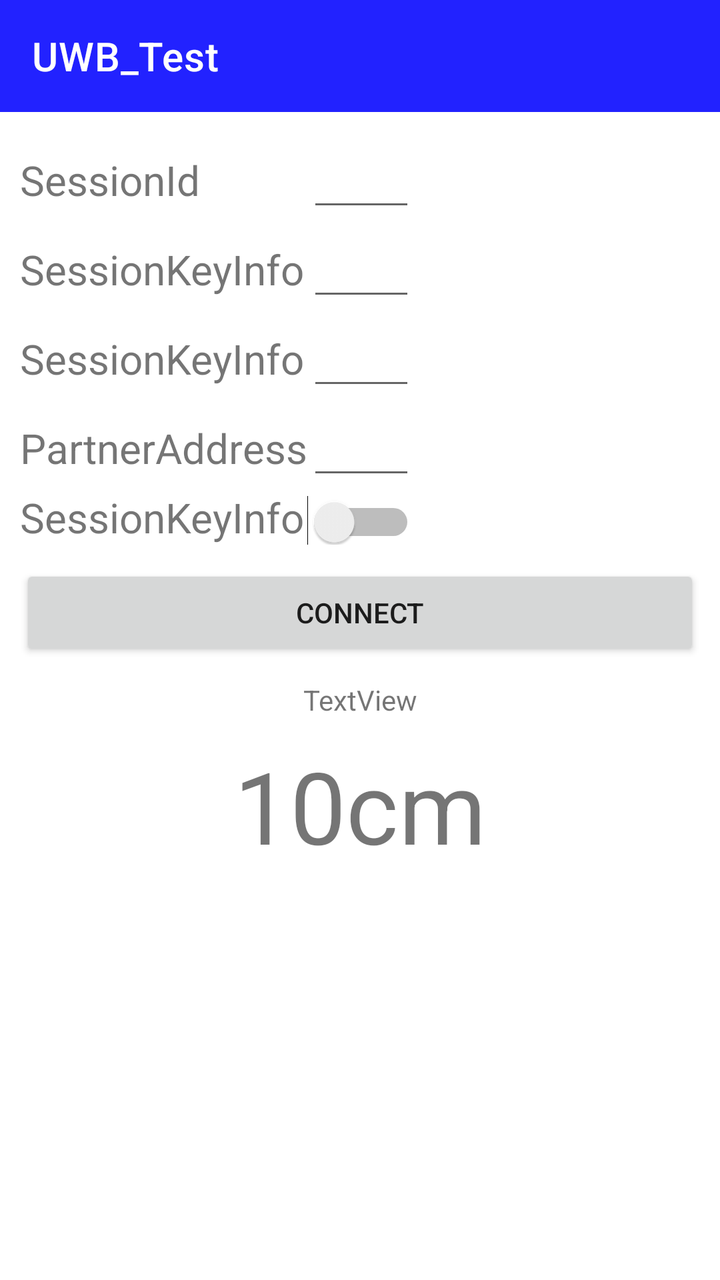
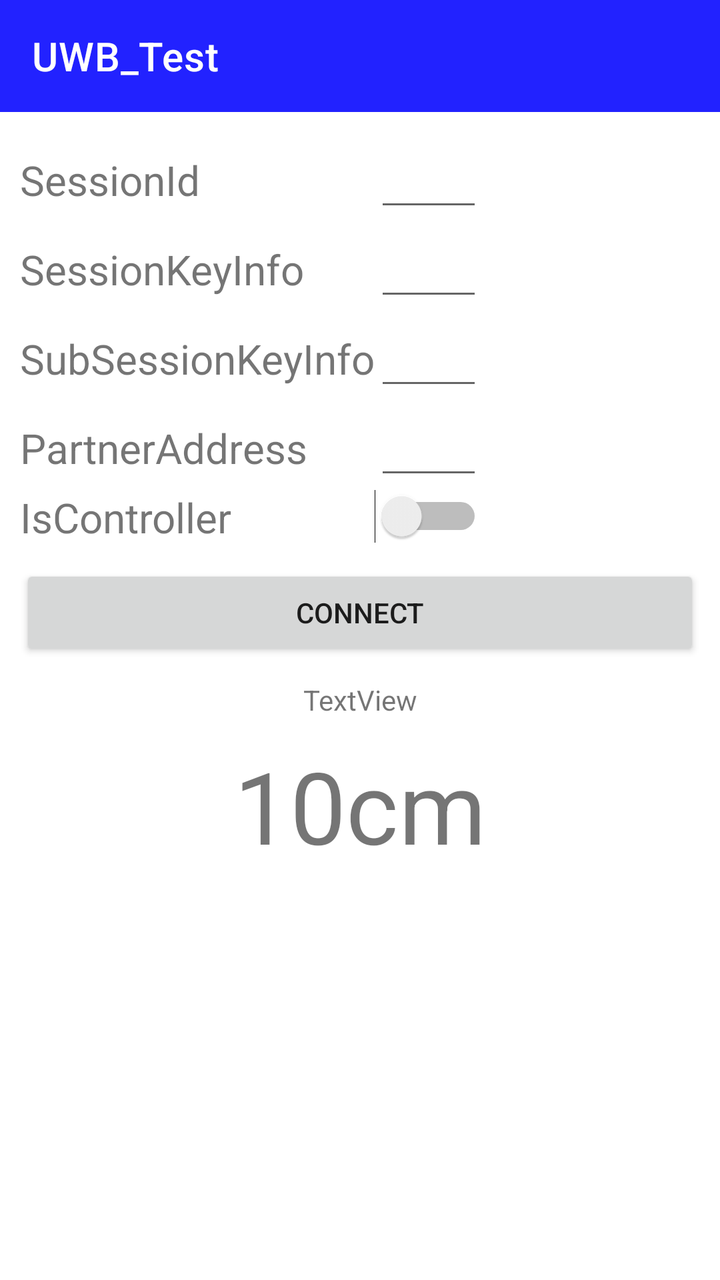

An Android layout rendered at two revisions. The XML below is the earlier revision; the diff shows what the commit changed to produce the second picture.
<!-- AndroidManifest.xml: activity theme Theme.UWB_Test.NoActionBar -->
<!-- res/layout/activity_main.xml -->
<?xml version="1.0" encoding="utf-8"?>
<androidx.coordinatorlayout.widget.CoordinatorLayout xmlns:android="http://schemas.android.com/apk/res/android"
    xmlns:app="http://schemas.android.com/apk/res-auto"
    xmlns:tools="http://schemas.android.com/tools"
    android:layout_width="match_parent"
    android:layout_height="match_parent"
    tools:context=".MainActivity">


    <androidx.constraintlayout.widget.ConstraintLayout
        android:id="@+id/constraintLayout"
        android:layout_width="match_parent"
        android:layout_height="match_parent">

        <com.google.android.material.appbar.AppBarLayout
            android:id="@+id/bar"
            android:layout_width="match_parent"
            android:layout_height="wrap_content"


            android:theme="@style/Theme.UWB_Test.AppBarOverlay"
            app:layout_constraintStart_toStartOf="parent"
            app:layout_constraintTop_toTopOf="parent">

            <androidx.appcompat.widget.Toolbar
                android:id="@+id/toolbar"
                android:layout_width="match_parent"
                android:layout_height="?attr/actionBarSize"
                android:background="?attr/colorPrimary"
                app:popupTheme="@style/Theme.UWB_Test.PopupOverlay"
                app:title="UWB_Test" />

        </com.google.android.material.appbar.AppBarLayout>

        <TableLayout
            android:id="@+id/tableLayout"
            android:layout_width="match_parent"
            android:layout_height="wrap_content"
            android:layout_marginStart="10dp"
            android:layout_marginTop="10dp"
            android:layout_marginEnd="10dp"
            app:layout_constraintEnd_toEndOf="parent"
            app:layout_constraintStart_toStartOf="parent"
            app:layout_constraintTop_toBottomOf="@+id/bar">


            <TableRow
                android:layout_width="match_parent"
                android:layout_height="match_parent">

                <TextView
                    android:id="@+id/tvSessionId"
                    android:layout_width="wrap_content"
                    android:layout_height="wrap_content"
                    android:text="SessionId"
                    android:textSize="10pt" />

                <EditText
                    android:id="@+id/etSessionId"
                    android:layout_width="wrap_content"
                    android:layout_height="wrap_content"
                    android:text=""
                    android:textSize="10pt" />
            </TableRow>

            <TableRow
                android:layout_width="match_parent"
                android:layout_height="match_parent">

                <TextView
                    android:id="@+id/tvSessionKeyInfo"
                    android:layout_width="wrap_content"
                    android:layout_height="wrap_content"
                    android:text="SessionKeyInfo"
                    android:textSize="10pt" />

                <EditText
                    android:id="@+id/etSessionKeyInfo"
                    android:layout_width="wrap_content"
                    android:layout_height="wrap_content"
                    android:text=""
                    android:textSize="10pt" />
            </TableRow>

            <TableRow
                android:layout_width="match_parent"
                android:layout_height="match_parent">

                <TextView
                    android:id="@+id/tvSubSessionKeyInfo"
                    android:layout_width="wrap_content"
                    android:layout_height="wrap_content"
                    android:text="SessionKeyInfo"
                    android:textSize="10pt" />

                <EditText
                    android:id="@+id/etSubSessionKeyInfo"
                    android:layout_width="wrap_content"
                    android:layout_height="wrap_content"
                    android:text=""
                    android:textSize="10pt" />
            </TableRow>

            <TableRow
                android:layout_width="match_parent"
                android:layout_height="match_parent">

                <TextView
                    android:id="@+id/tvPartnerAddress"
                    android:layout_width="wrap_content"
                    android:layout_height="wrap_content"
                    android:text="PartnerAddress"
                    android:textSize="10pt" />

                <EditText
                    android:id="@+id/etPartnerAddress"
                    android:layout_width="wrap_content"
                    android:layout_height="wrap_content"
                    android:text=""
                    android:textSize="10pt" />
            </TableRow>

            <TableRow
                android:layout_width="match_parent"
                android:layout_height="match_parent">

                <TextView
                    android:id="@+id/tvIsController"
                    android:layout_width="wrap_content"
                    android:layout_height="wrap_content"
                    android:text="SessionKeyInfo"
                    android:textSize="10pt" />

                <Switch
                    android:id="@+id/swIsController"
                    android:layout_width="wrap_content"
                    android:layout_height="wrap_content"
                    android:text="" />

            </TableRow>
        </TableLayout>

        <Button
            android:id="@+id/ConButton"
            android:layout_width="match_parent"
            android:layout_height="wrap_content"
            android:layout_marginStart="10dp"
            android:layout_marginTop="10dp"
            android:layout_marginEnd="10dp"
            android:text="Connect"
            app:layout_constraintEnd_toEndOf="parent"
            app:layout_constraintStart_toStartOf="parent"
            app:layout_constraintTop_toBottomOf="@+id/tableLayout" />


        <TextView
            android:id="@+id/rangeDisplay"
            android:layout_width="wrap_content"
            android:layout_height="78dp"
            android:layout_marginTop="10dp"
            android:text="10cm"
            android:textSize="50sp"
            app:layout_anchorGravity="center"
            app:layout_constraintEnd_toEndOf="parent"
            app:layout_constraintStart_toStartOf="parent"
            app:layout_constraintTop_toBottomOf="@+id/exception" />

        <TextView
            android:id="@+id/exception"
            android:layout_width="wrap_content"
            android:layout_height="wrap_content"
            android:layout_marginTop="10dp"
            android:text="TextView"
            app:layout_constraintEnd_toEndOf="parent"
            app:layout_constraintStart_toStartOf="parent"
            app:layout_constraintTop_toBottomOf="@+id/ConButton" />


    </androidx.constraintlayout.widget.ConstraintLayout>



</androidx.coordinatorlayout.widget.CoordinatorLayout>
<!-- resources referenced by this layout -->
<resources>
  <style name="Theme.UWB_Test.AppBarOverlay" parent="ThemeOverlay.AppCompat.Dark.ActionBar" />
  <style name="Theme.UWB_Test.PopupOverlay" parent="ThemeOverlay.AppCompat.Light" />
  <style name="Theme.UWB_Test.NoActionBar">
          <item name="windowActionBar">false</item>
          <item name="windowNoTitle">true</item>
      </style>
</resources>

<!-- the commit's change to res/layout/activity_main.xml (unified diff, before → after) -->
@@ -90,12 +90,12 @@
                     android:id="@+id/tvSubSessionKeyInfo"
                     android:layout_width="wrap_content"
                     android:layout_height="wrap_content"
-                    android:text="SessionKeyInfo"
+                    android:text="SubSessionKeyInfo"
                     android:textSize="10pt" />
 
                 <EditText
                     android:id="@+id/etSubSessionKeyInfo"
-                    android:layout_width="wrap_content"
+                    android:layout_width="match_parent"
                     android:layout_height="wrap_content"
                     android:text=""
                     android:textSize="10pt" />
@@ -128,14 +128,16 @@
                     android:id="@+id/tvIsController"
                     android:layout_width="wrap_content"
                     android:layout_height="wrap_content"
-                    android:text="SessionKeyInfo"
+                    android:text="IsController"
                     android:textSize="10pt" />
 
                 <Switch
                     android:id="@+id/swIsController"
                     android:layout_width="wrap_content"
                     android:layout_height="wrap_content"
+                    android:layout_gravity="left"
                     android:text="" />
+
 
             </TableRow>
         </TableLayout>
